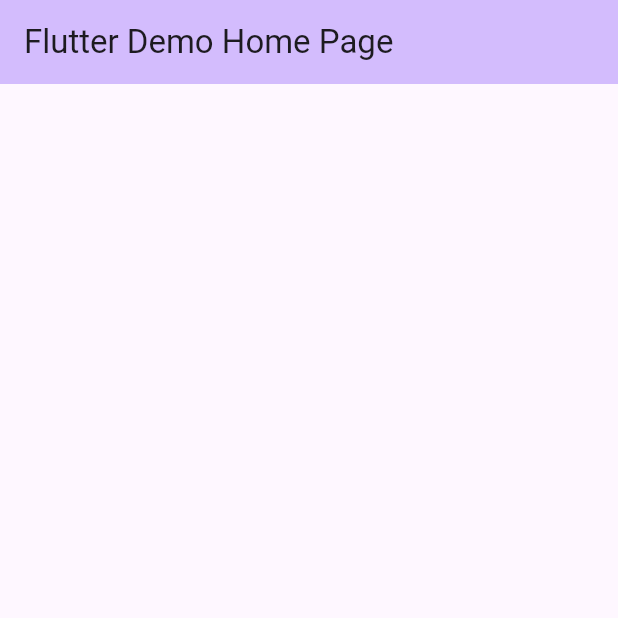
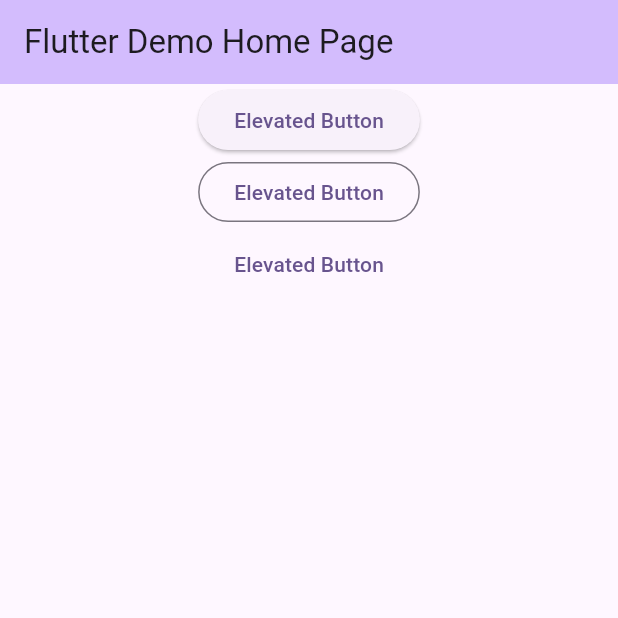
Before and after one commit to firadfd/flutter_learning, a Flutter app: the screen it shows after launch, on a phone screen of 412 x 824 dp, the top half of it. Run offline on Flutter 3.47's test engine with Material 3 defaults, Android fonts, the phone set to English and light mode, and no system bars.

Commit message:
buttons basic

```diff
--- a/lib/main.dart
+++ b/lib/main.dart
@@ -37,6 +37,20 @@ class _MyHomePageState extends State<MyHomePage> {
           backgroundColor: Theme.of(context).colorScheme.inversePrimary,
           title: Text(widget.title),
         ),
-        body: Container());
+        body: Center(
+          child: Column(
+            children: [
+              ElevatedButton(onPressed: (){
+              }, child: const Text("Elevated Button")),
+              OutlinedButton(onPressed: (){
+
+              }, child: const Text("Elevated Button")),
+              TextButton(onPressed: (){
+
+              }, child: const Text("Elevated Button")),
+
+            ],
+          ),
+        ));
   }
 }
```
